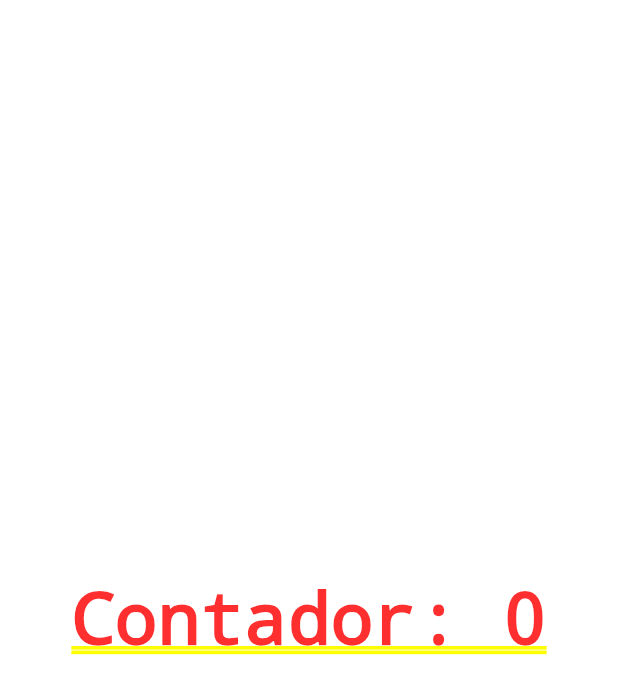
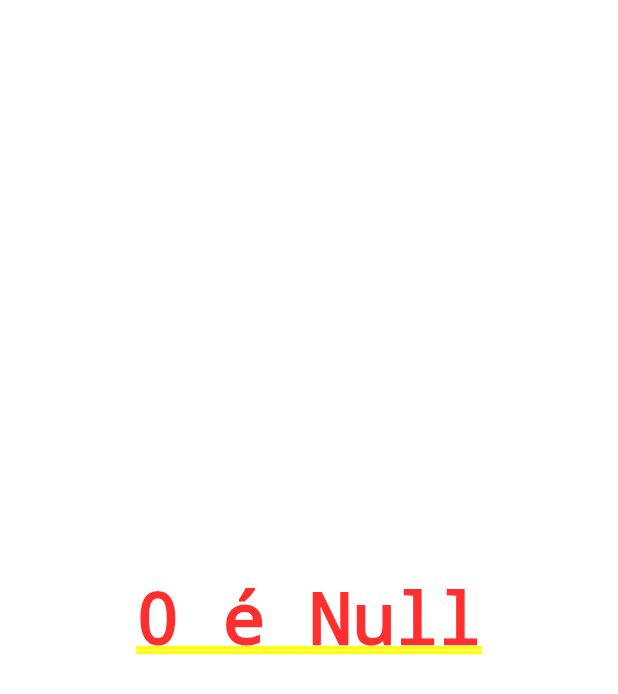
Before and after one commit to LFernandoMB/Flutter-learning, a Flutter app: the screen it shows after launch, on a phone screen of 412 x 824 dp. Shown: the top 694 px of the screen. Run offline on Flutter 3.47's test engine with Material 3 defaults, Android fonts, the phone set to English and light mode, and no system bars.

Commit message:
Class 05 - Separate on files

```diff
--- /dev/null
+++ b/ola_mundo/lib/app_widget.dart
@@ -0,0 +1,14 @@
+import 'package:flutter/material.dart';
+import 'home_page.dart';
+
+class AppWidget extends StatelessWidget {
+  @override
+  Widget build(BuildContext context) {
+    return MaterialApp(
+      theme: ThemeData(
+        primarySwatch: Colors.red
+      ),
+      home: HomePage()
+    );
+  }
+}
--- /dev/null
+++ b/ola_mundo/lib/home_page.dart
@@ -0,0 +1,35 @@
+import 'package:flutter/material.dart';
+
+class HomePage extends StatefulWidget {
+  @override
+  State<StatefulWidget> createState() {
+    return HomePageState();
+  }
+
+}
+
+class HomePageState extends State<HomePage> {
+  int counter = 0;
+  String definition = "Null";
+
+  @override
+  Widget build(Object context) {
+    return Container(
+        child: Center(
+          child: GestureDetector(
+            child: Text("$counter é $definition"),
+            onTap: (){
+              setState(() {
+                counter++;
+                if (counter%2==0) {
+                  definition = "Par";
+                } else {
+                  definition = "Ímpar";
+                }
+              });
+            },
+          )
+        ),
+      );
+  }
+}
--- a/ola_mundo/lib/main.dart
+++ b/ola_mundo/lib/main.dart
@@ -1,50 +1,8 @@
 import 'package:flutter/material.dart';
+
+import 'app_widget.dart';
 
 void main(List<String> args) {
   runApp(AppWidget(
-    title: 'Hello World!',
   ));
 }
-
-class AppWidget extends StatelessWidget {
-  final String title; // Criando titulo
-
-  const AppWidget({super.key, required this.title}); // Construtor
-
-  @override
-  Widget build(BuildContext context) {
-    return MaterialApp(
-      theme: ThemeData(
-        primarySwatch: Colors.red
-      ),
-      home: HomePage()
-    );
-  }
-}
-
-class HomePage extends StatefulWidget {
-  @override
-  State<StatefulWidget> createState() {
-    return HomePageState();
-  }
-
-}
-
-class HomePageState extends State<HomePage> {
-  int counter = 0;
-
-  @override
-  Widget build(Object context) {
-    return Container(
-        child: Center(
-          child: GestureDetector(
-            child: Text("Contador: $counter"),
-            onTap: (){
-              setState(() {
-                counter++;
-              });
-            },
-          )),
-      );
-  }
-}
```
Also changed, not shown: 1 other file.
